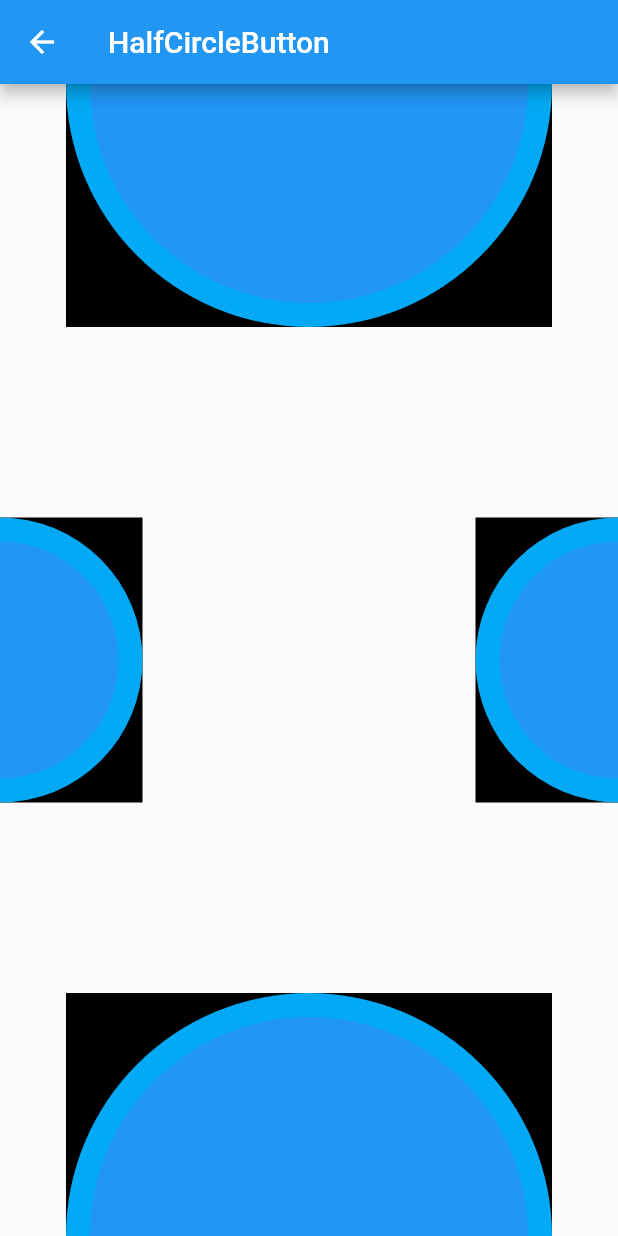
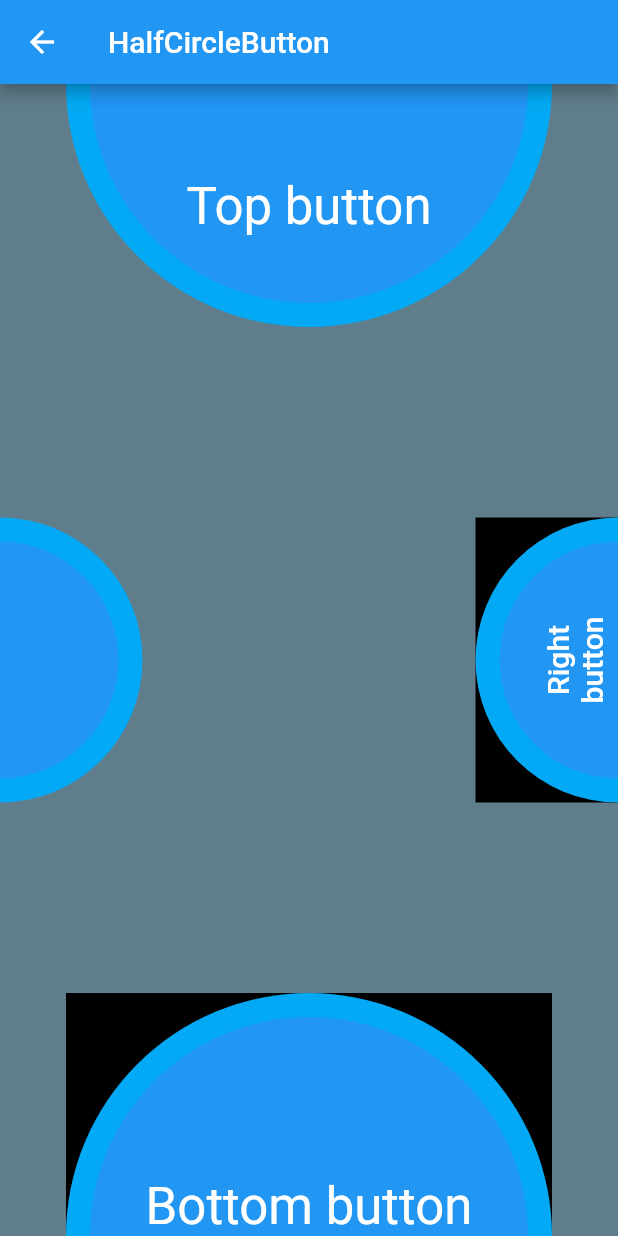
Before and after one commit to noboru-i/flutter_sample, a Flutter app: the HalfCircleButtonScreen screen opened by its route, on a phone screen of 412 x 824 dp. Run offline on Flutter 3.47's test engine with Material 2 defaults, Android fonts, the phone set to English and light mode, and no system bars; our stand-ins replace flutter_svg.

Commit message:
add child and hitTest

```diff
--- a/lib/screens/half_circle_button/half_circle_button_screen.dart
+++ b/lib/screens/half_circle_button/half_circle_button_screen.dart
@@ -12,7 +12,89 @@ class HalfCircleButtonScreen extends StatelessWidget {
       appBar: AppBar(
         title: Text('HalfCircleButton'),
       ),
+      backgroundColor: Colors.blueGrey,
       body: Stack(
+        children: <Widget>[
+          _buildTop(context),
+          _buildRight(context),
+          _buildBottom(context),
+          _buildLeft(context),
+        ],
+      ),
+    );
+  }
+
+  Widget _buildTop(BuildContext context) {
+    return Align(
+      alignment: Alignment.topCenter,
+      child: HalfCircleButton(
+        width: 324,
+        height: 162,
+        strokeWidth: 16,
+        direction: AxisDirection.up,
+        color: Colors.blue,
+        strokeColor: Colors.lightBlue,
+        hightColor: Colors.yellow,
+        onTap: () {
+          print('tap!!!!');
+        },
+        child: Center(
+          child: Text(
+            'Top button',
+            style: Theme.of(context).textTheme.display1.copyWith(
+                  color: Colors.white,
+                ),
+          ),
+        ),
+      ),
+    );
+  }
+
+  Widget _buildRight(BuildContext context) {
+    return Stack(
+      children: <Widget>[
+        Align(
+          alignment: Alignment.centerRight,
+          child: Container(
+            color: Colors.black,
+            width: 95,
+            height: 190,
+          ),
+        ),
+        Align(
+          alignment: Alignment.centerRight,
+          child: HalfCircleButton(
+            width: 95,
+            height: 190,
+            strokeWidth: 16,
+            direction: AxisDirection.right,
+            color: Colors.blue,
+            strokeColor: Colors.lightBlue,
+            hightColor: Colors.white,
+            onTap: () {
+              print('tap!!!!');
+            },
+            child: Container(
+              alignment: Alignment.centerRight,
+              child: Transform.rotate(
+                angle: -math.pi / 2,
+                child: Text(
+                  'Right\nbutton',
+                  textAlign: TextAlign.center,
+                  style: Theme.of(context).textTheme.title.copyWith(
+                        color: Colors.white,
+                      ),
+                ),
+              ),
+            ),
+          ),
+        ),
+      ],
+    );
+  }
+
+  Widget _buildBottom(BuildContext context) {
+    return Stack(
       children: <Widget>[
         Align(
           alignment: Alignment.bottomCenter,
@@ -35,63 +117,25 @@ class HalfCircleButtonScreen extends StatelessWidget {
             onTap: () {
               print('tap!!!!');
             },
+            child: SafeArea(
+              child: Container(
+                alignment: Alignment.bottomCenter,
+                child: Text(
+                  'Bottom button',
+                  style: Theme.of(context).textTheme.display1.copyWith(
+                        color: Colors.white,
                       ),
                 ),
-          Align(
-            alignment: Alignment.centerRight,
-            child: Container(
-              color: Colors.black,
-              width: 95,
-              height: 190,
               ),
             ),
-          Align(
-            alignment: Alignment.centerRight,
-            child: HalfCircleButton(
-              width: 95,
-              height: 190,
-              strokeWidth: 16,
-              direction: AxisDirection.right,
-              color: Colors.blue,
-              strokeColor: Colors.lightBlue,
-              hightColor: Colors.white,
-              onTap: () {
-                print('tap!!!!');
-              },
           ),
         ),
-          Align(
-            alignment: Alignment.topCenter,
-            child: Container(
-              color: Colors.black,
-              width: 324,
-              height: 162,
-            ),
-          ),
-          Align(
-            alignment: Alignment.topCenter,
-            child: HalfCircleButton(
-              width: 324,
-              height: 162,
-              strokeWidth: 16,
-              direction: AxisDirection.up,
-              color: Colors.blue,
-              strokeColor: Colors.lightBlue,
-              hightColor: Colors.white,
-              onTap: () {
-                print('tap!!!!');
-              },
-            ),
-          ),
-          Align(
-            alignment: Alignment.centerLeft,
-            child: Container(
-              color: Colors.black,
-              width: 95,
-              height: 190,
-            ),
-          ),
-          Align(
+      ],
+    );
+  }
+
+  Widget _buildLeft(BuildContext context) {
+    return Align(
       alignment: Alignment.centerLeft,
       child: HalfCircleButton(
         width: 95,
@@ -104,9 +148,6 @@ class HalfCircleButtonScreen extends StatelessWidget {
         onTap: () {
           print('tap!!!!');
         },
-            ),
-          ),
-        ],
       ),
     );
   }
@@ -122,6 +163,7 @@ class HalfCircleButton extends StatefulWidget {
     this.strokeColor,
     this.hightColor,
     this.onTap,
+    this.child,
   });
 
   final double width;
@@ -132,6 +174,7 @@ class HalfCircleButton extends StatefulWidget {
   final Color strokeColor;
   final Color hightColor;
   final GestureTapCallback onTap;
+  final Widget child;
 
   @override
   _HalfCircleButtonState createState() => _HalfCircleButtonState();
@@ -194,6 +237,7 @@ class _HalfCircleButtonState extends State<HalfCircleButton> {
           },
           onTapDown: _handleTapDown,
           onTapCancel: _handleTapCancel,
+          behavior: HitTestBehavior.deferToChild,
           child: Stack(
             alignment: alignment,
             children: <Widget>[
@@ -226,6 +270,13 @@ class _HalfCircleButtonState extends State<HalfCircleButton> {
                               : 2),
                 ),
               ),
+              Positioned(
+                top: 0,
+                left: 0,
+                right: 0,
+                bottom: 0,
+                child: widget.child ?? Container(),
+              ),
             ],
           ),
         ),
@@ -257,15 +308,26 @@ class HalfCirclePainter extends CustomPainter {
   final Color color;
   final AxisDirection direction;
 
+  Path _path;
+
   @override
   void paint(Canvas canvas, Size size) {
+    _path = _getHalfCirclePath(size.width, size.height);
     Paint paint = Paint()
       ..color = color
       ..style = PaintingStyle.fill;
     canvas.drawPath(
-      _getHalfCirclePath(size.width, size.height),
+      _path,
       paint,
     );
+  }
+
+  @override
+  bool hitTest(Offset position) {
+    if (_path == null) {
+      return false;
+    }
+    return _path.contains(position);
   }
 
   Path _getHalfCirclePath(double x, double y) {
```
Lines whose indentation alone changed are shown as unchanged.
